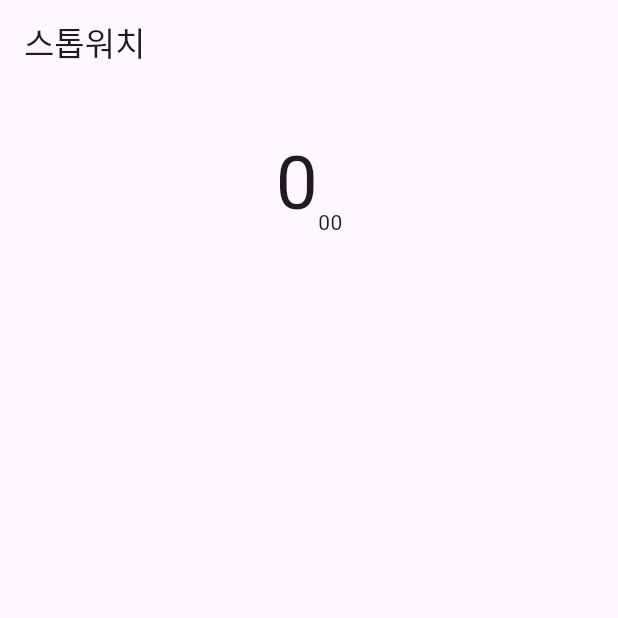
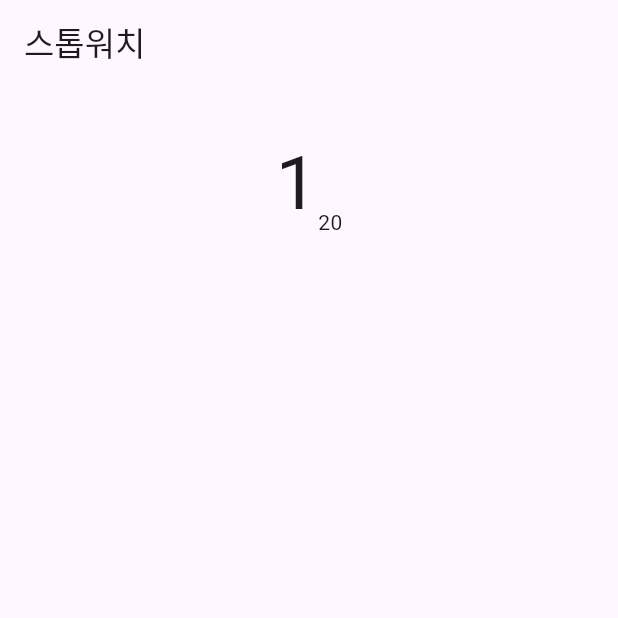
Before and after one commit to NalaJang/learn_flutter, a Flutter app: the screen it shows after launch, after a tap on the "play arrow" icon, on a phone screen of 412 x 824 dp, the top half of it. Run offline on Flutter 3.47's test engine with Material 3 defaults, Android fonts, the phone set to English and light mode, and no system bars; our stand-ins replace lottie, shared_preferences; project files that could hold a hidden picture were left out.

Commit message:
feat: 동작 로직

```diff
--- a/lib/stop_watch/stop_watch_screen.dart
+++ b/lib/stop_watch/stop_watch_screen.dart
@@ -28,9 +28,17 @@ class _StopWatchScreenState extends State<StopWatchScreen> {
     }
   }
 
-  void _start() {}
+  void _start() {
+    _timer = Timer.periodic(Duration(milliseconds: 10), (timer) {
+      setState(() {
+        _time++;
+      });
+    });
+  }
 
-  void _pause() {}
+  void _pause() {
+    _timer?.cancel();
+  }
 
   @override
   void dispose() {
@@ -40,6 +48,11 @@ class _StopWatchScreenState extends State<StopWatchScreen> {
 
   @override
   Widget build(BuildContext context) {
+    // 100으로 나눈 몫을 갖게 한다.
+    int sec = _time ~/ 100;
+    // hundredth 를 두자리로 표시하도록 설정, 두자리가 아니면 앞에 0을 붙인다.
+    String hundredth = '${_time % 100}'.padLeft(2, '0');
+
     return Scaffold(
       appBar: AppBar(
         title: const Text('스톱워치'),
@@ -54,12 +67,12 @@ class _StopWatchScreenState extends State<StopWatchScreen> {
             crossAxisAlignment: CrossAxisAlignment.end,
             children: [
               Text(
-                '0',
+                '$sec',
                 style: TextStyle(
                   fontSize: 50,
                 ),
               ),
-              Text('00'),
+              Text(hundredth),
             ],
           ),
           SizedBox(
```
